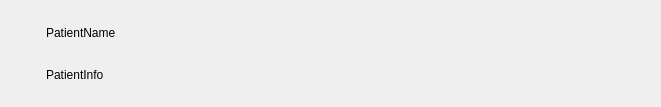
Qt form ui/ui_files/patient_widget.ui (JPCassimiro/JHMR) before a commit.
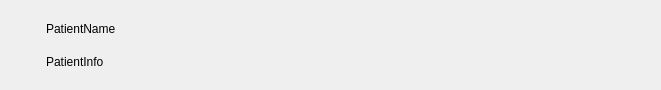
The same form after that commit. Icons and pictures are not drawn. Custom widgets are drawn as their Qt base class.

Patch:
```diff
--- a/ui/ui_files/patient_widget.ui
+++ b/ui/ui_files/patient_widget.ui
@@ -7,9 +7,15 @@
     <x>0</x>
     <y>0</y>
     <width>661</width>
-    <height>107</height>
+    <height>90</height>
    </rect>
   </property>
+  <property name="sizePolicy">
+   <sizepolicy hsizetype="Preferred" vsizetype="Minimum">
+    <horstretch>0</horstretch>
+    <verstretch>0</verstretch>
+   </sizepolicy>
+  </property>
   <property name="windowTitle">
    <string>Form</string>
   </property>
```
